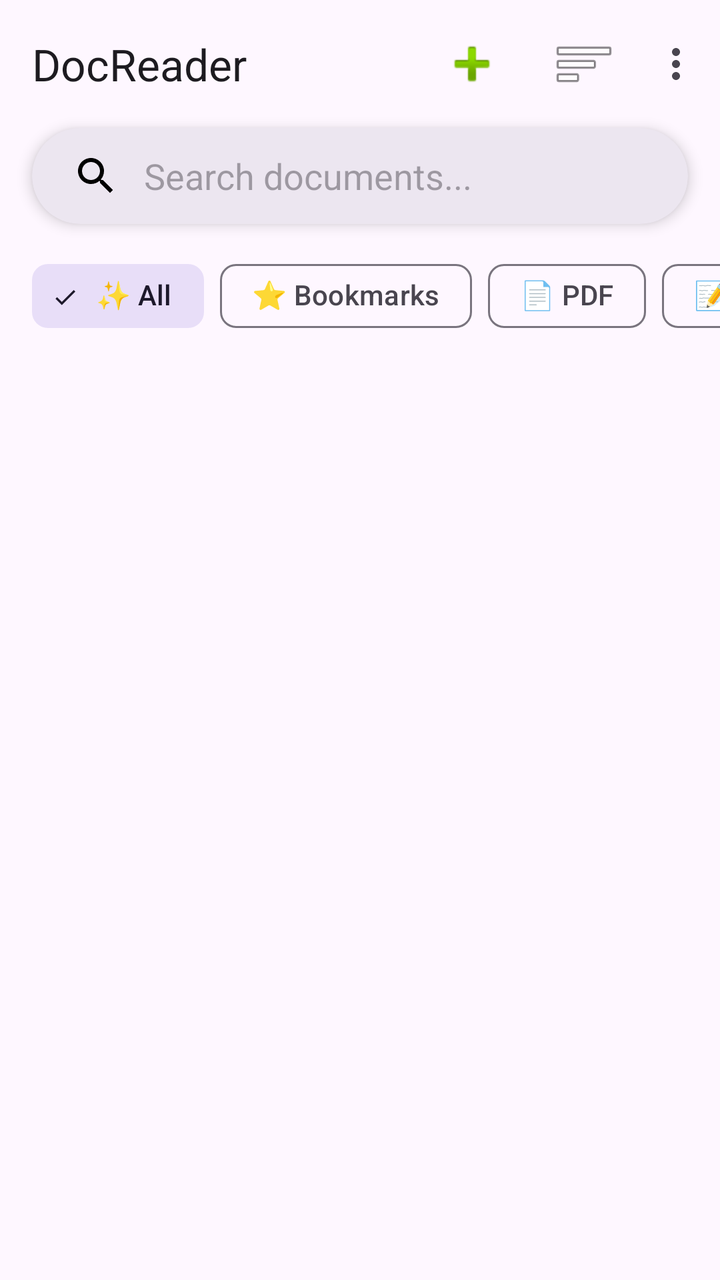
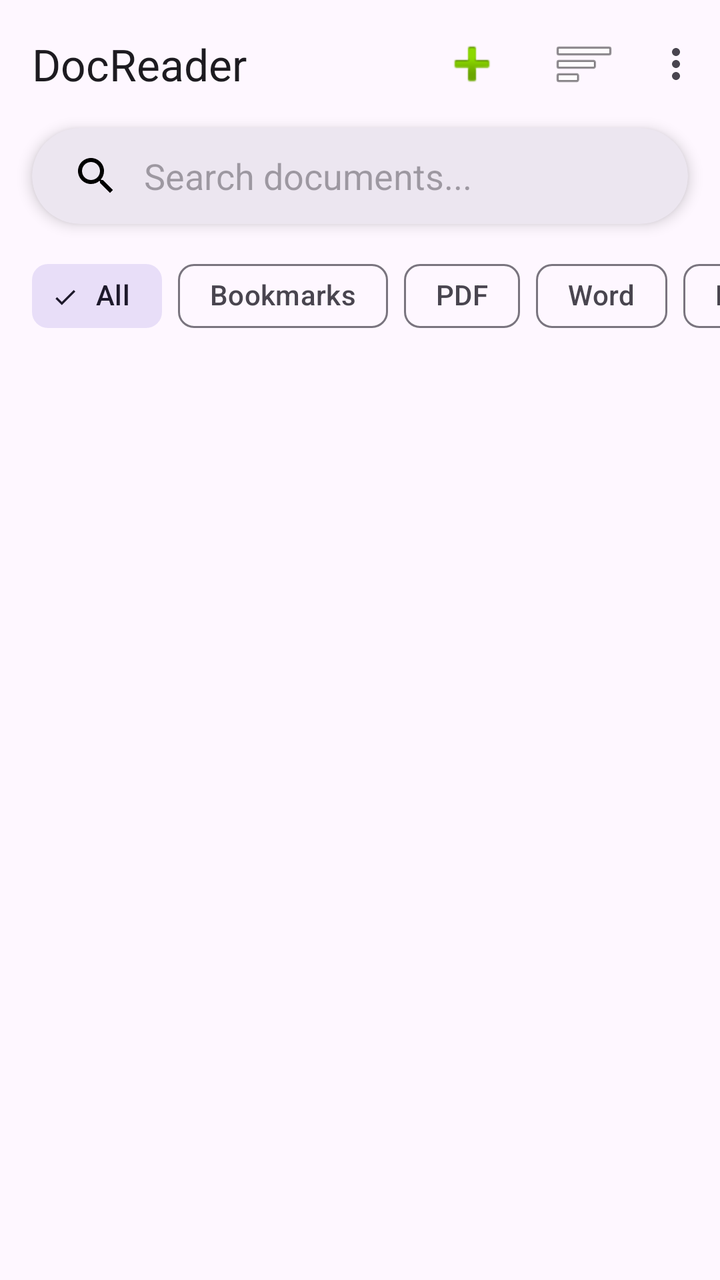

Compare the two renders of this Android layout. The source of the first and the diff that turns it into the second are given below.
<!-- AndroidManifest.xml: application theme Theme.DocReader -->
<!-- res/layout/fragment_home.xml -->
<androidx.coordinatorlayout.widget.CoordinatorLayout xmlns:android="http://schemas.android.com/apk/res/android"
    xmlns:app="http://schemas.android.com/apk/res-auto"
    xmlns:tools="http://schemas.android.com/tools"
    android:layout_width="match_parent"
    android:layout_height="match_parent"
    android:fitsSystemWindows="true"
    android:background="?android:attr/colorBackground">

    <com.google.android.material.appbar.AppBarLayout
        android:layout_width="match_parent"
        android:layout_height="wrap_content"
        android:background="?attr/colorSurface"
        android:fitsSystemWindows="true"
        app:elevation="0dp">

        <com.google.android.material.appbar.MaterialToolbar
            android:id="@+id/topAppBar"
            android:layout_width="match_parent"
            android:layout_height="?attr/actionBarSize"
            app:title="@string/app_name"
            app:titleTextAppearance="@style/TextAppearance.Material3.TitleLarge"
            app:titleTextColor="?attr/colorOnSurface"
            app:menu="@menu/home_menu" />

        
        
        <com.google.android.material.card.MaterialCardView
            android:layout_width="match_parent"
            android:layout_height="wrap_content"
            android:layout_marginStart="16dp"
            android:layout_marginEnd="16dp"
            android:layout_marginBottom="12dp"
            app:cardCornerRadius="24dp"
            app:cardElevation="4dp"
            android:backgroundTint="?attr/colorSurfaceContainerHigh"
            app:strokeWidth="0dp">

            <androidx.appcompat.widget.SearchView
                android:id="@+id/searchView"
                android:layout_width="match_parent"
                android:layout_height="wrap_content"
                app:iconifiedByDefault="false"
                app:queryHint="Search documents..."
                app:queryBackground="@android:color/transparent"
                android:background="@android:color/transparent"
                app:searchIcon="@drawable/ic_search_24dp" 
                app:defaultQueryHint="Search documents..." />

        </com.google.android.material.card.MaterialCardView>

        <HorizontalScrollView
            android:layout_width="match_parent"
            android:layout_height="wrap_content"
            android:scrollbars="none"
            android:paddingHorizontal="16dp"
            android:paddingBottom="16dp"
            android:clipToPadding="false">

            <com.google.android.material.chip.ChipGroup
                android:id="@+id/chipGroupFilters"
                android:layout_width="wrap_content"
                android:layout_height="wrap_content"
                app:singleLine="true"
                app:selectionRequired="true"
                app:singleSelection="true"
                app:chipSpacing="10dp">

                <com.google.android.material.chip.Chip
                    android:id="@+id/chip_all"
                    style="@style/Widget.Material3.Chip.Filter"
                    android:layout_width="wrap_content"
                    android:layout_height="wrap_content"
                    android:text="✨ All"
                    android:checked="true" />

                <com.google.android.material.chip.Chip
                    android:id="@+id/chip_bookmarks"
                    style="@style/Widget.Material3.Chip.Filter"
                    android:layout_width="wrap_content"
                    android:layout_height="wrap_content"
                    android:text="⭐ Bookmarks" />
                    
                <com.google.android.material.chip.Chip
                    android:id="@+id/chip_pdf"
                    style="@style/Widget.Material3.Chip.Filter"
                    android:layout_width="wrap_content"
                    android:layout_height="wrap_content"
                    android:text="📄 PDF" />

                <com.google.android.material.chip.Chip
                    android:id="@+id/chip_word"
                    style="@style/Widget.Material3.Chip.Filter"
                    android:layout_width="wrap_content"
                    android:layout_height="wrap_content"
                    android:text="📝 Word" />

                <com.google.android.material.chip.Chip
                    android:id="@+id/chip_slides"
                    style="@style/Widget.Material3.Chip.Filter"
                    android:layout_width="wrap_content"
                    android:layout_height="wrap_content"
                    android:text="📊 Slides" />

                <com.google.android.material.chip.Chip
                    android:id="@+id/chip_sheets"
                    style="@style/Widget.Material3.Chip.Filter"
                    android:layout_width="wrap_content"
                    android:layout_height="wrap_content"
                    android:text="📈 Sheets" />

                <com.google.android.material.chip.Chip
                    android:id="@+id/chip_text"
                    style="@style/Widget.Material3.Chip.Filter"
                    android:layout_width="wrap_content"
                    android:layout_height="wrap_content"
                    android:text="📃 Text" />

            </com.google.android.material.chip.ChipGroup>
        </HorizontalScrollView>

    </com.google.android.material.appbar.AppBarLayout>

    
    <LinearLayout
        android:id="@+id/emptyStateView"
        android:layout_width="wrap_content"
        android:layout_height="wrap_content"
        android:layout_gravity="center"
        android:orientation="vertical"
        android:gravity="center"
        android:padding="48dp"
        android:visibility="gone"
        tools:visibility="visible">

        <ImageView
            android:layout_width="140dp"
            android:layout_height="140dp"
            android:src="@drawable/ic_text"
            android:alpha="0.25"
            app:tint="?attr/colorPrimary"/>

        <TextView
            android:layout_width="wrap_content"
            android:layout_height="wrap_content"
            android:layout_marginTop="24dp"
            android:text="No documents yet"
            android:textAppearance="?attr/textAppearanceHeadlineSmall"
            android:textStyle="bold"
            android:textColor="?attr/colorOnSurface"/>

        <TextView
            android:layout_width="wrap_content"
            android:layout_height="wrap_content"
            android:layout_marginTop="12dp"
            android:text="Browse and select documents\nto get started"
            android:textAppearance="?attr/textAppearanceBodyLarge"
            android:textColor="?android:attr/textColorSecondary"
            android:gravity="center"
            android:lineSpacingExtra="4dp"/>

    </LinearLayout>

    <androidx.recyclerview.widget.RecyclerView
        android:id="@+id/recyclerViewDocuments"
        android:layout_width="match_parent"
        android:layout_height="match_parent"
        android:padding="16dp"
        android:clipToPadding="false"
        app:layout_behavior="@string/appbar_scrolling_view_behavior"
        tools:listitem="@layout/item_document" />

</androidx.coordinatorlayout.widget.CoordinatorLayout>
<!-- res/layout/item_document.xml (included above) -->
<?xml version="1.0" encoding="utf-8"?>
<com.google.android.material.card.MaterialCardView xmlns:android="http://schemas.android.com/apk/res/android"
    xmlns:app="http://schemas.android.com/apk/res-auto"
    xmlns:tools="http://schemas.android.com/tools"
    android:layout_width="match_parent"
    android:layout_height="wrap_content"
    android:layout_marginBottom="16dp"
    app:cardElevation="4dp"
    app:cardCornerRadius="20dp"
    app:strokeWidth="0dp"
    android:clickable="true"
    android:focusable="true"
    android:foreground="?attr/selectableItemBackground">

    <androidx.constraintlayout.widget.ConstraintLayout
        android:layout_width="match_parent"
        android:layout_height="wrap_content">

        
        <View
            android:id="@+id/accent_stripe"
            android:layout_width="6dp"
            android:layout_height="0dp"
            android:background="@color/file_pdf"
            app:layout_constraintStart_toStartOf="parent"
            app:layout_constraintTop_toTopOf="parent"
            app:layout_constraintBottom_toBottomOf="parent"/>

        
        <View
            android:id="@+id/gradient_overlay"
            android:layout_width="0dp"
            android:layout_height="0dp"
            android:background="@drawable/bg_gradient"
            android:alpha="0.03"
            app:layout_constraintStart_toEndOf="@id/accent_stripe"
            app:layout_constraintEnd_toEndOf="parent"
            app:layout_constraintTop_toTopOf="parent"
            app:layout_constraintBottom_toBottomOf="parent"/>

        
        <FrameLayout
            android:id="@+id/icon_container"
            android:layout_width="64dp"
            android:layout_height="64dp"
            android:layout_marginStart="20dp"
            android:layout_marginTop="20dp"
            android:layout_marginBottom="20dp"
            android:elevation="2dp"
            app:layout_constraintStart_toEndOf="@id/accent_stripe"
            app:layout_constraintTop_toTopOf="parent"
            app:layout_constraintBottom_toBottomOf="parent">

            
            <View
                android:id="@+id/icon_background"
                android:layout_width="match_parent"
                android:layout_height="match_parent"
                android:background="@drawable/bg_circular_icon"
                android:alpha="0.20"/>

            
            <ImageView
                android:id="@+id/icon_file_type"
                android:layout_width="32dp"
                android:layout_height="32dp"
                android:layout_gravity="center"
                android:src="@drawable/ic_pdf"
                app:tint="@color/file_pdf" />
        </FrameLayout>

        
        <TextView
            android:id="@+id/text_doc_name"
            android:layout_width="0dp"
            android:layout_height="wrap_content"
            android:layout_marginStart="20dp"
            android:layout_marginEnd="8dp"
            android:text="Document Name.pdf"
            android:textAppearance="?attr/textAppearanceTitleMedium"
            android:textStyle="bold"
            android:textSize="16sp"
            android:maxLines="2"
            android:ellipsize="end"
            android:letterSpacing="0.01"
            app:layout_constraintStart_toEndOf="@id/icon_container"
            app:layout_constraintTop_toTopOf="@id/icon_container"
            app:layout_constraintEnd_toStartOf="@id/icon_bookmark" />

        
        <TextView
            android:id="@+id/text_doc_info"
            android:layout_width="0dp"
            android:layout_height="wrap_content"
            android:layout_marginStart="20dp"
            android:layout_marginTop="6dp"
            android:layout_marginEnd="8dp"
            android:text="2.5 MB  •  10 mins ago"
            android:textAppearance="?attr/textAppearanceBodyMedium"
            android:textColor="?android:attr/textColorSecondary"
            android:textSize="13sp"
            app:layout_constraintStart_toEndOf="@id/icon_container"
            app:layout_constraintTop_toBottomOf="@id/text_doc_name"
            app:layout_constraintBottom_toBottomOf="@id/icon_container"
            app:layout_constraintEnd_toStartOf="@id/icon_bookmark" />

        
        <ImageView
            android:id="@+id/icon_bookmark"
            android:layout_width="40dp"
            android:layout_height="40dp"
            android:layout_marginEnd="20dp"
            android:padding="8dp"
            android:src="@android:drawable/btn_star_big_off"
            android:background="?attr/selectableItemBackgroundBorderless"
            app:layout_constraintEnd_toEndOf="parent"
            app:layout_constraintTop_toTopOf="parent"
            app:layout_constraintBottom_toBottomOf="parent"
            app:tint="@color/text_secondary_light"
            android:visibility="visible"
            tools:visibility="visible" />

    </androidx.constraintlayout.widget.ConstraintLayout>

</com.google.android.material.card.MaterialCardView>
<!-- resources referenced by this layout -->
<resources>
  <color name="file_pdf">#EF4444</color>
  <color name="text_secondary_light">#6B7280</color>
  <!-- drawable bg_circular_icon (drawable) -->
  <?xml version="1.0" encoding="utf-8"?>
  <shape xmlns:android="http://schemas.android.com/apk/res/android"
      android:shape="oval">
      <solid android:color="@color/primary" />
      <size
          android:width="48dp"
          android:height="48dp" />
  </shape>
  <!-- drawable bg_gradient (drawable) -->
  <?xml version="1.0" encoding="utf-8"?>
  <shape xmlns:android="http://schemas.android.com/apk/res/android">
      <gradient
          android:angle="135"
          android:startColor="@color/gradient_start"
          android:endColor="@color/gradient_end"
          android:type="linear" />
      <corners android:radius="12dp" />
  </shape>
  <!-- drawable ic_pdf (drawable) -->
  <vector xmlns:android="http://schemas.android.com/apk/res/android"
      android:width="24dp"
      android:height="24dp"
      android:viewportWidth="24"
      android:viewportHeight="24">
      <path
          android:fillColor="#FF0000"
          android:pathData="M20,2H8C6.9,2 6,2.9 6,4v12c0,1.1 0.9,2 2,2h12c1.1,0 2,-0.9 2,-2V4C22,2.9 21.1,2 20,2zM20,16H8V4h12V16zM4,6H2v14c0,1.1 0.9,2 2,2h14v-2H4V6z"/>
      <path
          android:fillColor="#FF0000"
          android:pathData="M10.5,9.5h7v1h-7zM10.5,12h7v1h-7zM10.5,14.5h5v1h-5z"/>
  </vector>
  <!-- drawable ic_search_24dp (drawable) -->
  <vector xmlns:android="http://schemas.android.com/apk/res/android"
      android:width="24dp"
      android:height="24dp"
      android:viewportWidth="24.0"
      android:viewportHeight="24.0">
      <path
          android:fillColor="#FF000000"
          android:pathData="M15.5,14h-0.79l-0.28,-0.27C15.41,12.59 16,11.11 16,9.5 16,5.91 13.09,3 9.5,3S3,5.91 3,9.5 5.91,16 9.5,16c1.61,0 3.09,-0.59 4.23,-1.57l0.27,0.28v0.79l5,4.99L20.49,19l-4.99,-5zM9.5,14C7.01,14 5,11.99 5,9.5S7.01,5 9.5,5 14,7.01 14,9.5 11.99,14 9.5,14z"/>
  </vector>
  <!-- drawable ic_text (drawable) -->
  <vector xmlns:android="http://schemas.android.com/apk/res/android"
      android:width="24dp"
      android:height="24dp"
      android:viewportWidth="24"
      android:viewportHeight="24">
      <path
          android:fillColor="#8B5CF6"
          android:pathData="M14,2H6C4.9,2 4,2.9 4,4v16c0,1.1 0.9,2 2,2h12c1.1,0 2,-0.9 2,-2V8L14,2zM18,20H6V4h7v5h5V20z"/>
      <path
          android:fillColor="#8B5CF6"
          android:pathData="M8,10h8v1H8zM8,12h8v1H8zM8,14h8v1H8zM8,16h5v1H8z"/>
  </vector>
  <string name="app_name">DocReader</string>
  <color name="primary">#6366F1</color>
  <color name="gradient_start">#6366F1</color>
  <color name="gradient_end">#EC4899</color>
  <color name="white">#FFFFFFFF</color>
  <color name="primary_light">#A5B4FC</color>
  <color name="secondary">#EC4899</color>
  <color name="accent">#10B981</color>
  <color name="surface_light">#FFFFFF</color>
  <style name="ShapeAppearance.DocReader.SmallComponent" parent="ShapeAppearance.Material3.SmallComponent">
          <item name="cornerFamily">rounded</item>
          <item name="cornerSize">8dp</item>
      </style>
  <style name="ShapeAppearance.DocReader.MediumComponent" parent="ShapeAppearance.Material3.MediumComponent">
          <item name="cornerFamily">rounded</item>
          <item name="cornerSize">12dp</item>
      </style>
  <style name="ShapeAppearance.DocReader.LargeComponent" parent="ShapeAppearance.Material3.LargeComponent">
          <item name="cornerFamily">rounded</item>
          <item name="cornerSize">16dp</item>
      </style>
  <!-- unchanged entries left out for length: 1 -->
</resources>

<!-- the commit's change to res/layout/fragment_home.xml (unified diff, before → after) -->
@@ -70,7 +70,7 @@
                     style="@style/Widget.Material3.Chip.Filter"
                     android:layout_width="wrap_content"
                     android:layout_height="wrap_content"
-                    android:text="✨ All"
+                    android:text="All"
                     android:checked="true" />
 
                 <com.google.android.material.chip.Chip
@@ -78,42 +78,42 @@
                     style="@style/Widget.Material3.Chip.Filter"
                     android:layout_width="wrap_content"
                     android:layout_height="wrap_content"
-                    android:text="⭐ Bookmarks" />
+                    android:text="Bookmarks" />
                     
                 <com.google.android.material.chip.Chip
                     android:id="@+id/chip_pdf"
                     style="@style/Widget.Material3.Chip.Filter"
                     android:layout_width="wrap_content"
                     android:layout_height="wrap_content"
-                    android:text="📄 PDF" />
+                    android:text="PDF" />
 
                 <com.google.android.material.chip.Chip
                     android:id="@+id/chip_word"
                     style="@style/Widget.Material3.Chip.Filter"
                     android:layout_width="wrap_content"
                     android:layout_height="wrap_content"
-                    android:text="📝 Word" />
+                    android:text="Word" />
 
                 <com.google.android.material.chip.Chip
                     android:id="@+id/chip_slides"
                     style="@style/Widget.Material3.Chip.Filter"
                     android:layout_width="wrap_content"
                     android:layout_height="wrap_content"
-                    android:text="📊 Slides" />
+                    android:text="PPTs" />
 
                 <com.google.android.material.chip.Chip
                     android:id="@+id/chip_sheets"
                     style="@style/Widget.Material3.Chip.Filter"
                     android:layout_width="wrap_content"
                     android:layout_height="wrap_content"
-                    android:text="📈 Sheets" />
+                    android:text="Excel" />
 
                 <com.google.android.material.chip.Chip
                     android:id="@+id/chip_text"
                     style="@style/Widget.Material3.Chip.Filter"
                     android:layout_width="wrap_content"
                     android:layout_height="wrap_content"
-                    android:text="📃 Text" />
+                    android:text="Text" />
 
             </com.google.android.material.chip.ChipGroup>
         </HorizontalScrollView>
